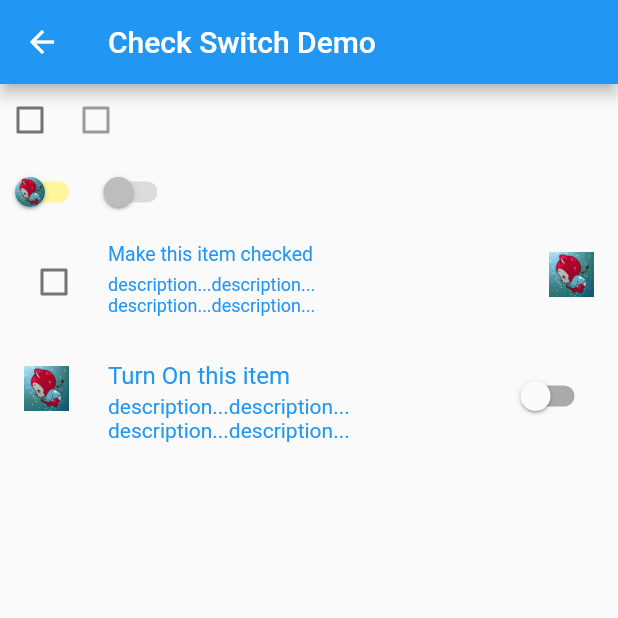
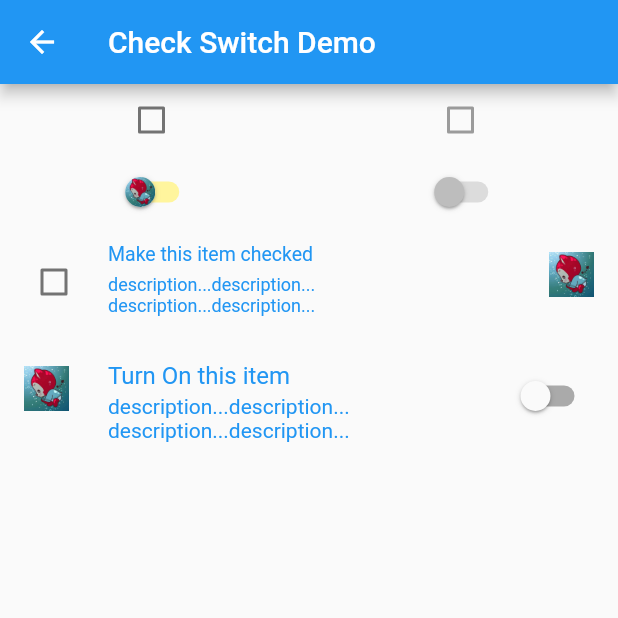
Before and after one commit to kukyxs/flutter_arts_demos_app, a Flutter app: the CheckSwitchDemoPage screen opened directly, on a phone screen of 412 x 824 dp, the top half of it. Run offline on Flutter 3.47's test engine with Material 2 defaults, Android fonts, the phone set to English and light mode, and no system bars; our stand-ins replace fluttertoast.

Commit message:
checkbox, switch demo

```diff
--- a/lib/pages/checkbox_switch_main.dart
+++ b/lib/pages/checkbox_switch_main.dart
@@ -24,6 +24,7 @@ class _CheckSwitchDemoPageState extends State<CheckSwitchDemoPage> {
       ),
       body: Column(children: <Widget>[
         Row(
+          mainAxisAlignment: MainAxisAlignment.spaceAround,
           children: <Widget>[
             Checkbox(
               // 是否开启三态
@@ -47,6 +48,7 @@ class _CheckSwitchDemoPageState extends State<CheckSwitchDemoPage> {
           ],
         ),
         Row(
+          mainAxisAlignment: MainAxisAlignment.spaceAround,
           children: <Widget>[
             Switch(
                 // 开启时候，那个条的颜色
```
